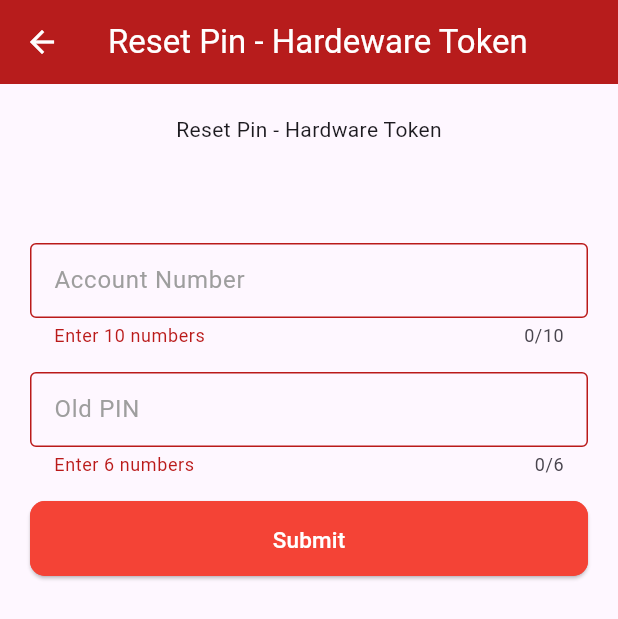
After one commit to hyzic23/etoken, a Flutter app: the ResetPinTokenScreen screen opened directly, after a tap on "Submit", on a phone screen of 412 x 824 dp. The commit adds this screen. Shown: the top 619 px of the screen. Run offline on Flutter 3.47's test engine with Material 2 defaults, Android fonts, the phone set to English and light mode, and no system bars.

Commit message:
Added Reset Pin for Hardware Token Screen

```diff
--- a/lib/screens/reset_pin.dart
+++ b/lib/screens/reset_pin.dart
@@ -1,5 +1,6 @@
 import 'package:etoken/commons/constant.dart';
 import 'package:etoken/screens/generate_otp.dart';
+import 'package:etoken/screens/reset_pin_token.dart';
 import 'package:flutter/material.dart';
 
 class ResetPin extends StatelessWidget {
@@ -31,16 +32,18 @@ class ResetPinWidget extends StatelessWidget {
         mainAxisAlignment: MainAxisAlignment.start,
         //mainAxisSize: MainAxisSize.min,
         children: [
-          const Text(
-            'Choose your reset method',
-            style: TextStyle(fontSize: 18),
+          const Padding(
+            padding: EdgeInsets.all(40.0),
+            child: Text(
+              'Choose your reset method',
+              style: TextStyle(fontSize: 15),
+            ),
           ),
-          //Image.asset('assets/token.webp'),
           Center(
             child: GestureDetector(
               onTap: () {
                 Navigator.of(context).push(MaterialPageRoute(
-                  builder: (context) => const GenerateToken(),
+                  builder: (context) => const ResetPinTokenScreen(),
                 ));
               },
               child: Image.asset(
@@ -49,41 +52,22 @@ class ResetPinWidget extends StatelessWidget {
                 width: 200.0,
                 height: 200.0,
               ),
-              // height: 300.0,
-              // width: 300.0,
-              // alignment: Alignment.center,
-              // padding: const EdgeInsets.all(20),
-              // decoration: const BoxDecoration(
-              //   shape: BoxShape.rectangle,
-              //   image: DecorationImage(
-              //       image: AssetImage('assets/token.png'), fit: BoxFit.fill),
-              // ),
-              //child: Text('Hardware Token'),
             ),
           ),
-          //const SizedBox(height: 10),
+          const SizedBox(height: 10),
           InkWell(
-            onTap: () {},
+            onTap: () {
+              Navigator.of(context).push(MaterialPageRoute(
+                builder: (context) => const GenerateToken(),
+              ));
+            },
             splashColor: Colors.white10,
             child: Ink.image(
                 fit: BoxFit.cover,
                 width: 200,
                 height: 200,
-                image: AssetImage('assets/card2.jpeg')),
+                image: const AssetImage('assets/card.jpg')),
           )
-          // Container(
-          //   height: 300.0,
-          //   width: 400.0,
-          //   alignment: Alignment.center,
-          //   padding: const EdgeInsets.all(20),
-          //   decoration: const BoxDecoration(
-          //     shape: BoxShape.rectangle,
-          //     image: DecorationImage(
-          //         image: AssetImage('assets/card.jpeg'), fit: BoxFit.fill),
-          //   ),
-
-          //   //child: Text('Hardware Token'),
-          // ),
         ],
       ),
     );
--- /dev/null
+++ b/lib/screens/reset_pin_token.dart
@@ -0,0 +1,124 @@
+import 'package:etoken/widgets/button_widget.dart';
+import 'package:etoken/widgets/text_form_field_widget.dart';
+import 'package:flutter/material.dart';
+
+class ResetPinTokenScreen extends StatefulWidget {
+  const ResetPinTokenScreen({super.key});
+
+  @override
+  State<ResetPinTokenScreen> createState() => _ResetPinTokenScreenState();
+}
+
+class _ResetPinTokenScreenState extends State<ResetPinTokenScreen> {
+  @override
+  Widget build(BuildContext context) {
+    return Scaffold(
+        appBar: AppBar(
+          backgroundColor: Colors.red[900],
+          iconTheme: const IconThemeData(
+            color: Colors.white,
+          ),
+          title: const Text('Reset Pin - Hardeware Token',
+              style: TextStyle(color: Colors.white)),
+          centerTitle: true,
+        ),
+        body: const ResetPinTokenWidget());
+  }
+}
+
+class ResetPinTokenWidget extends StatefulWidget {
+  const ResetPinTokenWidget({super.key});
+
+  @override
+  State<ResetPinTokenWidget> createState() => _ResetPinTokenWidgetState();
+}
+
+class _ResetPinTokenWidgetState extends State<ResetPinTokenWidget> {
+  final formKey = GlobalKey<FormState>();
+
+  final accountNumber = TextEditingController();
+
+  final pinToken = TextEditingController();
+
+  @override
+  Widget build(BuildContext context) {
+    return Padding(
+      padding: const EdgeInsets.all(20),
+      child: Container(
+        width: double.infinity,
+        child: Form(
+          key: formKey,
+          child: Column(
+            mainAxisAlignment: MainAxisAlignment.start,
+            children: [
+              Container(
+                  height: 70, child: const Text('Reset Pin - Hardware Token')),
+              const SizedBox(height: 16),
+              Container(height: 70, child: accountNumberText()),
+              const SizedBox(height: 16),
+              Container(height: 70, child: pinTokenText()),
+              const SizedBox(height: 16),
+              SizedBox(height: 50, width: 400, child: buildSubmit()),
+            ],
+          ),
+        ),
+      ),
+    );
+  }
+
+  Widget accountNumberText() => TextFormFieldWidget(
+        controller: accountNumber,
+        labelText: 'Account Number',
+        keyboardType: TextInputType.number,
+        hintText: 'Account Number',
+        max: 10,
+        validator: (value) {
+          if (value == null || value.length < 10 || value.length > 11) {
+            return 'Enter 10 numbers';
+          } else {
+            return null;
+          }
+        },
+        onSaved: (value) => setState(() {
+          accountNumber.text = value;
+        }),
+      );
+
+  Widget pinTokenText() => TextFormFieldWidget(
+        controller: pinToken,
+        labelText: 'Old PIN',
+        keyboardType: TextInputType.number,
+        hintText: 'Old PIN',
+        max: 6,
+        validator: (value) {
+          if (value == null || value.length < 6 || value.length > 6) {
+            return 'Enter 6 numbers';
+          } else {
+            return null;
+          }
+        },
+        onSaved: (value) => setState(() {
+          pinToken.text = value;
+        }),
+      );
+
+  Widget buildSubmit() => ButtonWidget(
+        text: 'Submit',
+        onClicked: () {
+          final isValid = formKey.currentState!.validate();
+          if (isValid) {
+            formKey.currentState!.save();
+            final message =
+                'Account Number: ${accountNumber.text} \nPinAndToken: ${pinToken.text} ';
+            final snackBar = SnackBar(
+              content: Text(
+                message,
+                style: const TextStyle(fontSize: 20),
+              ),
+              backgroundColor: Colors.green,
+            );
+            ScaffoldMessenger.of(context).showSnackBar(snackBar);
+          }
+        },
+      );
+}
```
Also changed, not shown: assets/card.jpeg (deleted), assets/card.jpg (added), assets/card2.jpeg (deleted).
